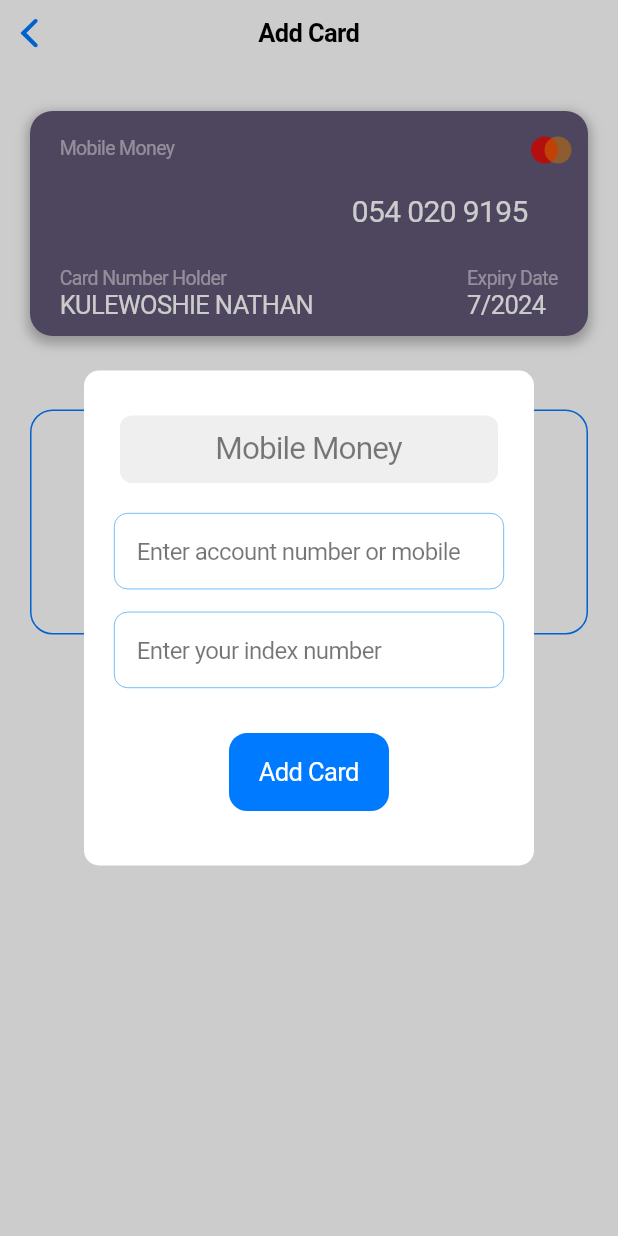
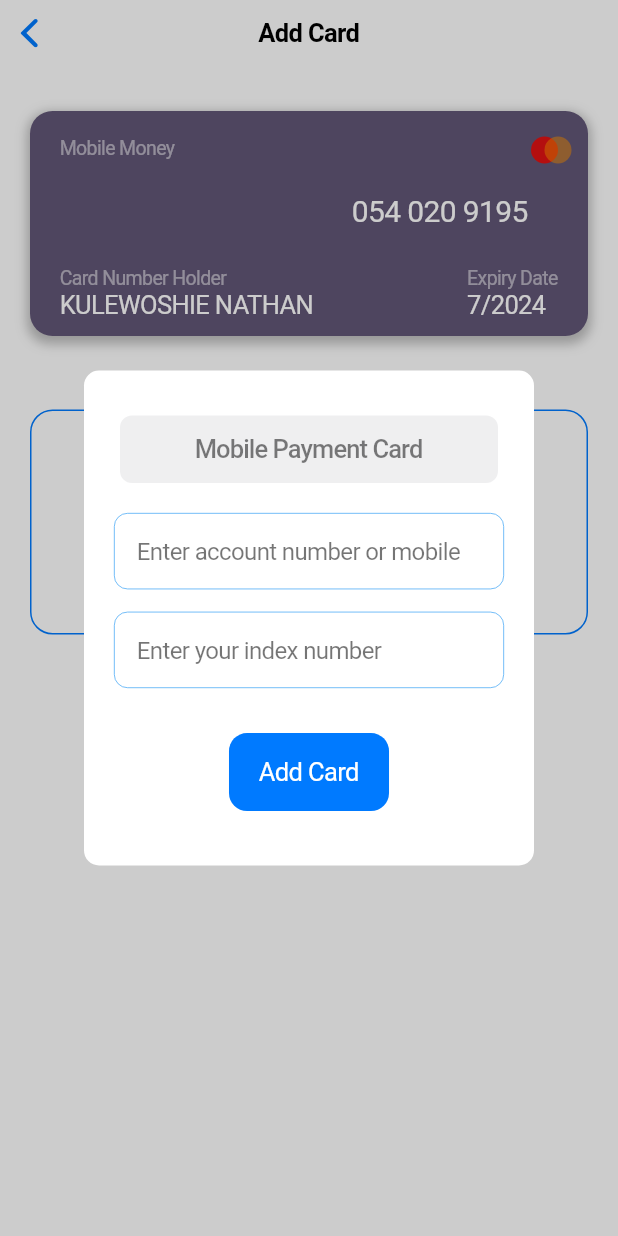
Before and after one commit to NathanNunana/src-financial-app, a Flutter app: the AddCard screen opened by its route, after a tap on an icon or button, on a phone screen of 412 x 824 dp. Run offline on Flutter 3.47's test engine with Material 2 defaults, Android fonts, the phone set to English and light mode, and no system bars; our stand-ins replace webview_flutter.

Commit message:
started integrating the payment

```diff
--- a/lib/main.dart
+++ b/lib/main.dart
@@ -3,6 +3,7 @@
 import 'package:fintech_app/providers/notification_provider.dart';
 import 'package:fintech_app/providers/transaction_provider.dart';
 import 'package:fintech_app/providers/user.dart';
+import 'package:fintech_app/services/tranaction_service.dart';
 import 'package:flutter/cupertino.dart';
 import 'package:flutter/material.dart';
 import 'package:provider/provider.dart';
@@ -49,7 +50,8 @@
           "/dashboard": (_) => Dashboard(),
           "/notification": (_) => NotificationTab(),
           "/addcard": (_) => AddCard(),
-          "/profile" : (_) => UserProfileTab()
+          "/profile" : (_) => UserProfileTab(),
+          "/stackpay": (_) => StackPayment()
         },
       ),
     );
--- a/lib/providers/card_provider.dart
+++ b/lib/providers/card_provider.dart
@@ -10,16 +10,15 @@
     // CardModel("346 765 23 879", Color(0xff628395), "Bank"),
   ];
   List<String> cardTypes = [
-    "Mobile Money",
-    "Bank Transfer",
-    "Voda Cash",
-    "Tigo Cash"
+    "Mobile Payment Card",
+    "Bank Payment Card"
   ];
   int activeCard = 0;
 
   set activeCreditCard(int index) => activeCard = index;
 
   createCard(String cardNum, String cardType, String indexNum){
+    cardType = cardTypes[0];
     var val = CardModel(cardNum, Color.fromARGB(Random().nextInt(255), Random().nextInt(200),
             Random().nextInt(200), Random().nextInt(200)) ,cardType);
     cards.add(val);
--- a/lib/screens/addcard.dart
+++ b/lib/screens/addcard.dart
@@ -61,7 +61,10 @@
                                       context
                                           .read<CardProvider>()
                                           .cardTypes[index],
-                                      style: TextStyle(color: Colors.black54),
+                                      style: TextStyle(
+                                          color: Colors.black54,
+                                          fontWeight: FontWeight.w500,
+                                          fontSize: 17),
                                     ),
                                   ))),
                     ),
@@ -113,10 +116,12 @@
 
                     CupertinoButton.filled(
                       onPressed: () {
-                        context
-                            .read<CardProvider>()
-                            .createCard(cardNum, method, indexNum);
-                        Navigator.pop(context);
+                        setState(() {
+                          context
+                              .read<CardProvider>()
+                              .createCard(cardNum, method, indexNum);
+                              Navigator.pop(context);
+                        });
                       },
                       child: Text("Add Card"),
                     )
@@ -165,10 +170,11 @@
                                           CupertinoDialogAction(
                                             child: Text("Allow"),
                                             onPressed: () {
-                                              context
+                                              setState(() {
+                                                context
                                                   .read<CardProvider>()
                                                   .activeCreditCard = index;
-                                              // Navigator.of(context).pop();
+                                              });
                                               Navigator.pop(context);
                                             },
                                           )
@@ -184,9 +190,7 @@
                 //   margin: EdgeInsets.symmetric(horizontal: 20),
                 //   child: Text("Create Card", style: TextStyle(color: CupertinoTheme.of(context).primaryColor),)),
                 GestureDetector(
-                  onTap: () {
-                    _showDialog();
-                  },
+                  onTap: () => _showDialog(),
                   child: Container(
                     margin: EdgeInsets.symmetric(horizontal: 20, vertical: 20),
                     height: 150,
--- a/lib/screens/tabs/home_tab.dart
+++ b/lib/screens/tabs/home_tab.dart
@@ -20,10 +20,10 @@
             ),
             trailing: CupertinoButton(
               padding: EdgeInsets.zero,
-              onPressed: () async {
+              onPressed: () {
                 // await FirebaseAuth.instance.signOut();
-                Navigator.of(context).pushNamed("/addcard");
-                // Navigator.push(context, CupertinoPageRoute(builder: (_)=>AddCard()));
+                // Navigator.of(context).pushNamed("/addcard");
+                Navigator.push(context, CupertinoPageRoute(builder: (_)=>AddCard()));
               },
               child: Row(
                 mainAxisSize: MainAxisSize.min,
--- a/lib/widget/smart_pay_option.dart
+++ b/lib/widget/smart_pay_option.dart
@@ -130,6 +130,7 @@
                   ),
                   GestureDetector(
                       onTap: () {
+                        // Navigator.pushNamed(context, "/stackpay");
                         Navigator.push(
                             context,
                             CupertinoPageRoute(
```
Also changed, not shown: lib/screens/tabs/notification_tab.dart (+16 -10 lines), lib/screens/tabs/profile_tab.dart (+16 -5 lines), lib/screens/transaction.dart (+13 -12 lines), lib/services/tranaction_service.dart (+15 -5 lines).
